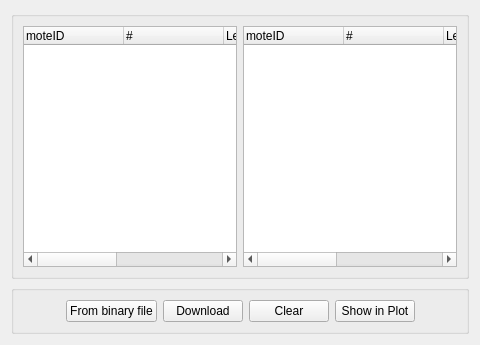
Qt form tinyos-2.x/trunk/support/cpp/TestShimmer/src/SDataWidget.ui (baharev/szte-wsn-code) before a commit.
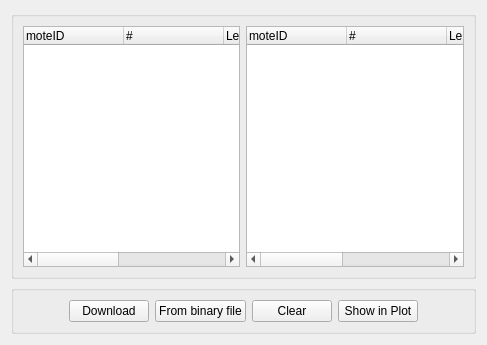
The same form after that commit.

Commit message: Swapping buttons

Diff of the .ui file:
```diff
--- a/tinyos-2.x/trunk/support/cpp/TestShimmer/src/SDataWidget.ui
+++ b/tinyos-2.x/trunk/support/cpp/TestShimmer/src/SDataWidget.ui
@@ -6,7 +6,7 @@
    <rect>
     <x>0</x>
     <y>0</y>
-    <width>480</width>
+    <width>487</width>
     <height>345</height>
    </rect>
   </property>
@@ -107,13 +107,6 @@
         </property>
        </spacer>
       </item>
-      <item>
-       <widget class="QPushButton" name="fileButton">
-        <property name="text">
-         <string>From binary file</string>
-        </property>
-       </widget>
-      </item>
       <item>
        <widget class="QPushButton" name="downloadButton">
         <property name="text">
@@ -121,6 +114,13 @@
         </property>
        </widget>
       </item>
+      <item>
+       <widget class="QPushButton" name="fileButton">
+        <property name="text">
+         <string>From binary file</string>
+        </property>
+       </widget>
+      </item>
       <item>
        <widget class="QPushButton" name="clearButton">
         <property name="text">
```
